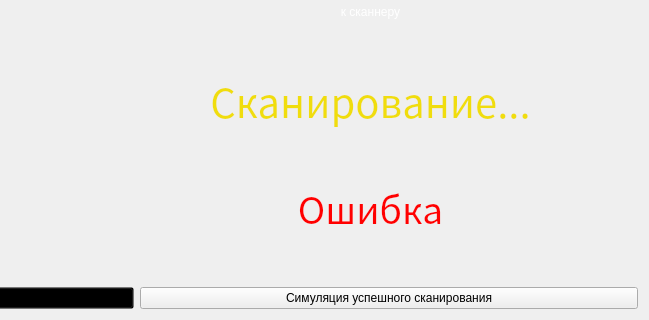
This is UIForms/ScanBrelok.ui in FelixMailwriter/VM as Qt 5 draws it before an edit; both pictures show x 375 to 1024 and y 448 to 768 of the 1024 by 768 pixel window. The edited form follows.
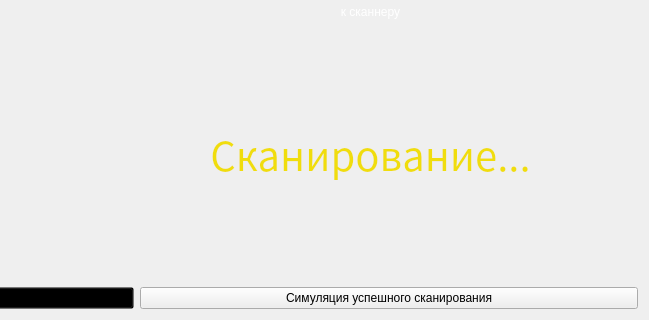
This is the edited form. Icons and pictures are not drawn.

The edit to the form file:
```diff
--- a/UIForms/ScanBrelok.ui
+++ b/UIForms/ScanBrelok.ui
@@ -776,52 +776,6 @@
            </item>
           </layout>
          </item>
-         <item>
-          <spacer name="verticalSpacer_7">
-           <property name="orientation">
-            <enum>Qt::Vertical</enum>
-           </property>
-           <property name="sizeHint" stdset="0">
-            <size>
-             <width>20</width>
-             <height>40</height>
-            </size>
-           </property>
-          </spacer>
-         </item>
-         <item>
-          <widget class="QLabel" name="lbl_fail">
-           <property name="enabled">
-            <bool>true</bool>
-           </property>
-           <property name="sizePolicy">
-            <sizepolicy hsizetype="Preferred" vsizetype="Fixed">
-             <horstretch>0</horstretch>
-             <verstretch>0</verstretch>
-            </sizepolicy>
-           </property>
-           <property name="font">
-            <font>
-             <family>Noto Sans CJK KR</family>
-             <pointsize>28</pointsize>
-             <weight>50</weight>
-             <italic>false</italic>
-             <bold>false</bold>
-            </font>
-           </property>
-           <property name="styleSheet">
-            <string notr="true">background-image: url(:/newPrefix/fon.png);
-color: rgb(255, 0, 0);
-font: 28pt &quot;Noto Sans CJK KR&quot;;</string>
-           </property>
-           <property name="text">
-            <string>&lt;html&gt;&lt;head/&gt;&lt;body&gt;&lt;p&gt;Ошибка&lt;/p&gt;&lt;/body&gt;&lt;/html&gt;</string>
-           </property>
-           <property name="alignment">
-            <set>Qt::AlignCenter</set>
-           </property>
-          </widget>
-         </item>
          <item>
           <spacer name="verticalSpacer_8">
            <property name="orientation">
```
